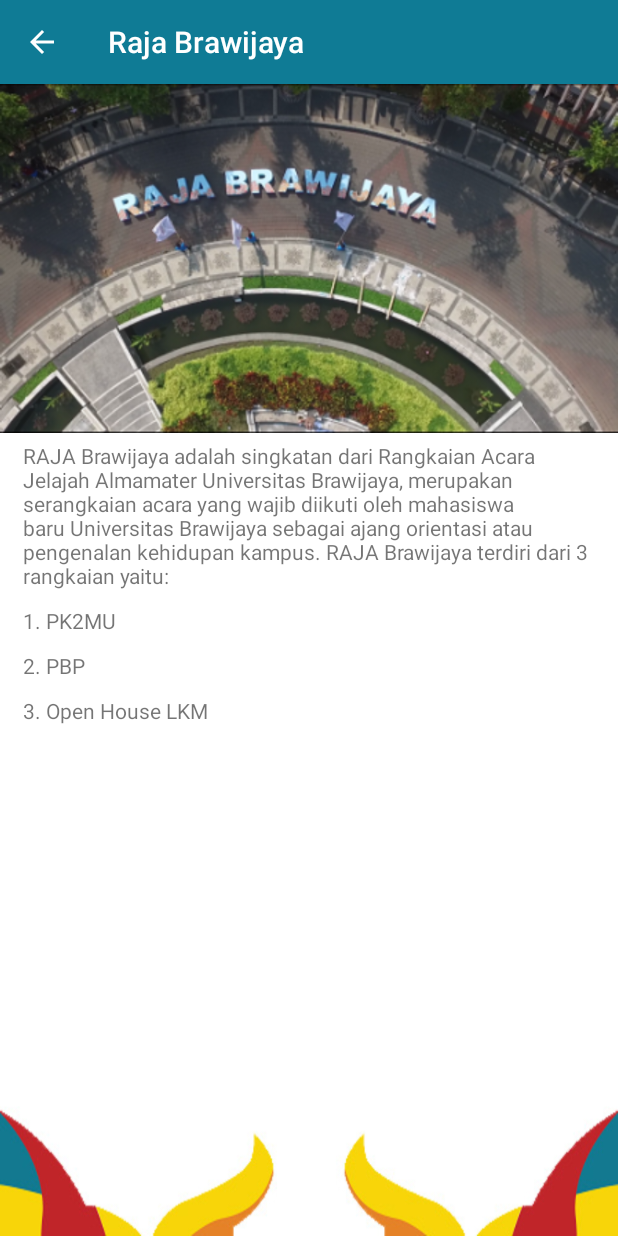
After one commit to khusika/khusika_apps_rajabrawijaya, an Android app: the RajaActivity screen opened directly, with no data from a screen before it, on a phone screen of 412 x 824 dp. The commit adds this screen. Run offline under Robolectric (Android 15) with nearby library versions, the phone set to English and light mode, and no system bars.

Commit message:
Add content about Rajabrawijaya

```diff
--- a/app/src/main/AndroidManifest.xml
+++ b/app/src/main/AndroidManifest.xml
@@ -31,6 +31,9 @@
         <activity
             android:name="com.khusika.rajabrawijaya.activities.AboutActivity"
             android:theme="@style/AppTheme2" />
+        <activity
+            android:name="com.khusika.rajabrawijaya.activities.RajaActivity"
+            android:theme="@style/AppTheme2" />
     </application>
 
 </manifest>
--- /dev/null
+++ b/app/src/main/java/com/khusika/rajabrawijaya/activities/RajaActivity.java
@@ -0,0 +1,46 @@
+package com.khusika.rajabrawijaya.activities;
+
+import android.content.Intent;
+import android.os.Bundle;
+import android.support.v7.app.AppCompatActivity;
+import android.support.v7.widget.Toolbar;
+import android.view.View;
+
+import com.khusika.rajabrawijaya.MainActivity;
+import com.khusika.rajabrawijaya.R;
+
+/**
+ * Created by khusika on 08/06/17.
+ */
+
+public class RajaActivity extends AppCompatActivity {
+
+    private Toolbar toolbar;
+    private Intent i;
+
+    @Override
+    protected void onCreate(Bundle savedInstanceState) {
+        super.onCreate(savedInstanceState);
+        setContentView(R.layout.activity_raja);
+
+        toolbar = (Toolbar) findViewById(R.id.raja_toolbar);
+        setupToolbar();
+    }
+
+    private void setupToolbar(){
+        toolbar.setTitle("Raja Brawijaya");
+        setSupportActionBar(toolbar);
+        if (getSupportActionBar() !=null){
+            getSupportActionBar().setDisplayHomeAsUpEnabled(true);
+            getSupportActionBar().setDisplayShowHomeEnabled(true);
+        }
+        toolbar.setNavigationOnClickListener(new View.OnClickListener() {
+            @Override
+            public void onClick(View view) {
+                i = new Intent(RajaActivity.this, MainActivity.class);
+                i.setFlags(Intent.FLAG_ACTIVITY_CLEAR_TOP);
+                startActivity(i);
+            }
+        });
+    }
+}
--- a/app/src/main/java/com/khusika/rajabrawijaya/fragments/MainFragment.java
+++ b/app/src/main/java/com/khusika/rajabrawijaya/fragments/MainFragment.java
@@ -1,6 +1,7 @@
 package com.khusika.rajabrawijaya.fragments;
 
 import android.content.Context;
+import android.content.Intent;
 import android.os.Bundle;
 import android.support.v4.app.Fragment;
 import android.support.v7.widget.Toolbar;
@@ -8,6 +9,7 @@
 import android.view.LayoutInflater;
 import android.view.View;
 import android.view.ViewGroup;
+import android.widget.ImageView;
 
 import com.daimajia.slider.library.Animations.DescriptionAnimation;
 import com.daimajia.slider.library.SliderLayout;
@@ -16,6 +18,7 @@
 import com.daimajia.slider.library.Tricks.ViewPagerEx;
 import com.khusika.rajabrawijaya.MainActivity;
 import com.khusika.rajabrawijaya.R;
+import com.khusika.rajabrawijaya.activities.RajaActivity;
 
 import java.util.HashMap;
 
@@ -28,6 +31,7 @@
     private MainActivity main;
     private Toolbar toolbar;
     private SliderLayout mDemoSlider;
+    private ImageView imageView;
 
     public MainFragment() {
         // Required empty public constructor
@@ -75,6 +79,14 @@
         mDemoSlider.setDuration(4000);
         mDemoSlider.addOnPageChangeListener(this);
 
+        imageView = (ImageView)view.findViewById(R.id.rajabrawijaya);
+        imageView.setOnClickListener(new View.OnClickListener() {
+            public void onClick(View view) {
+                Intent tpi = new Intent(view.getContext(), RajaActivity.class);
+                startActivity(tpi);
+            }
+        });
+
         return view;
     }
 
--- /dev/null
+++ b/app/src/main/res/layout/activity_raja.xml
@@ -0,0 +1,21 @@
+<?xml version="1.0" encoding="utf-8"?>
+<LinearLayout xmlns:android="http://schemas.android.com/apk/res/android"
+    xmlns:tools="http://schemas.android.com/tools"
+    xmlns:app="http://schemas.android.com/apk/res-auto"
+    android:id="@+id/activity_raja"
+    android:layout_width="match_parent"
+    android:layout_height="match_parent"
+    android:orientation="vertical"
+    tools:context="com.khusika.rajabrawijaya.activities.TeamActivity">
+
+    <android.support.v7.widget.Toolbar
+        android:id="@+id/raja_toolbar"
+        android:layout_width="match_parent"
+        android:layout_height="?attr/actionBarSize"
+        android:background="@color/colorPrimary"
+        android:elevation="4dp"
+        app:theme="@style/ThemeOverlay.AppCompat.Dark.ActionBar"/>
+
+    <include layout="@layout/content_rajabrawijaya" />
+
+</LinearLayout>
--- /dev/null
+++ b/app/src/main/res/layout/content_rajabrawijaya.xml
@@ -0,0 +1,55 @@
+<?xml version="1.0" encoding="utf-8"?>
+<LinearLayout
+    xmlns:android="http://schemas.android.com/apk/res/android"
+    android:orientation="vertical"
+    android:background="@drawable/template_textmenu"
+    android:layout_width="fill_parent"
+    android:layout_height="fill_parent">
+    <LinearLayout
+        android:layout_width="fill_parent"
+        android:layout_height="fill_parent"
+        android:fillViewport="true"
+        android:layout_weight="1.0">
+        <LinearLayout
+            android:orientation="vertical"
+            android:layout_width="fill_parent"
+            android:layout_height="500.0dip">
+            <ImageView
+                android:layout_width="fill_parent"
+                android:layout_height="wrap_content"
+                android:src="@drawable/frameraja"
+                android:adjustViewBounds="true" />
+            <TextView
+                android:paddingLeft="15.0dip"
+                android:paddingTop="5.0dip"
+                android:paddingRight="15.0dip"
+                android:paddingBottom="5.0dip"
+                android:layout_width="fill_parent"
+                android:layout_height="wrap_content"
+                android:text="RAJA Brawijaya adalah singkatan dari Rangkaian Acara Jelajah Almamater Universitas Brawijaya, merupakan serangkaian acara yang wajib diikuti oleh mahasiswa baru Universitas Brawijaya sebagai ajang orientasi atau pengenalan kehidupan kampus. RAJA Brawijaya terdiri dari 3 rangkaian yaitu:" />
+            <TextView
+                android:paddingLeft="15.0dip"
+                android:paddingTop="5.0dip"
+                android:paddingRight="15.0dip"
+                android:paddingBottom="5.0dip"
+                android:layout_width="fill_parent"
+                android:layout_height="wrap_content"
+                android:text="1. PK2MU" />
+            <TextView
+                android:paddingLeft="15.0dip"
+                android:paddingTop="5.0dip"
+                android:paddingRight="15.0dip"
+                android:paddingBottom="5.0dip"
+                android:layout_width="fill_parent"
+                android:layout_height="wrap_content"
+                android:text="2. PBP" />
+            <TextView android:paddingLeft="15.0dip"
+                android:paddingTop="5.0dip"
+                android:paddingRight="15.0dip"
+                android:paddingBottom="5.0dip"
+                android:layout_width="fill_parent"
+                android:layout_height="wrap_content"
+                android:text="3. Open House LKM" />
+        </LinearLayout>
+    </LinearLayout>
+</LinearLayout>
--- a/app/src/main/res/layout/main_layout.xml
+++ b/app/src/main/res/layout/main_layout.xml
@@ -44,12 +44,12 @@
             <LinearLayout
                 android:gravity="center"
                 android:orientation="vertical"
-                android:id="@+id/rajabrawijaya"
                 android:padding="17.0dip"
                 android:layout_width="wrap_content"
                 android:layout_height="fill_parent">
                 <ImageView
                     android:layout_gravity="center"
+                    android:id="@+id/rajabrawijaya"
                     android:paddingTop="20.0dip"
                     android:paddingBottom="10.0dip"
                     android:layout_width="fill_parent"
```
Also changed, not shown: app/src/main/res/drawable/frameraja.png (added), app/src/main/res/drawable/template_textmenu.jpg (added).
